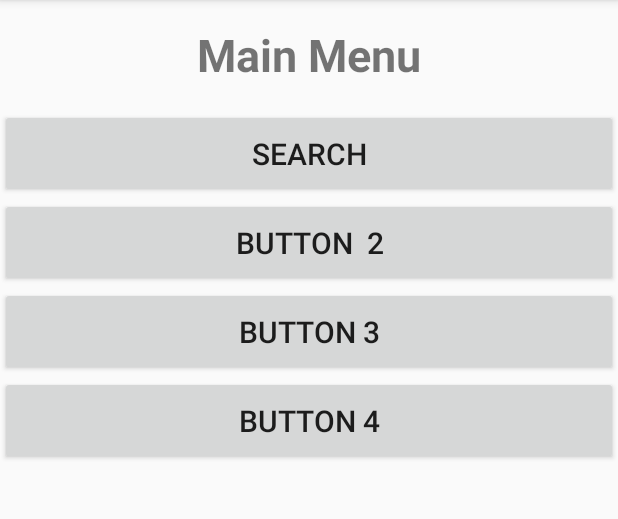
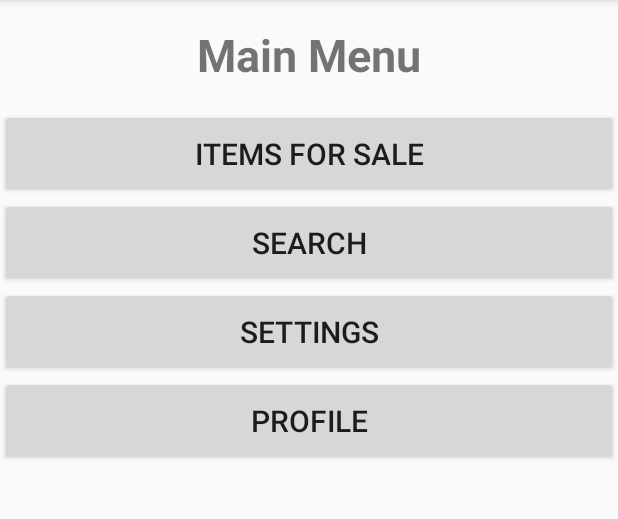
Before and after one commit to ZebGentry/FBLA-Mobile-Project, an Android app: the screen it shows after launch (MainActivity), on a phone screen of 412 x 824 dp, the part 84-603 px from its top. Run offline under Robolectric (Android 15) with nearby library versions, the phone set to English and light mode, and no system bars.

Commit message:
hey we finally got it working!!! :)

```diff
--- a/app/src/main/res/layout/activity_main.xml
+++ b/app/src/main/res/layout/activity_main.xml
@@ -25,20 +25,7 @@
         android:layout_width="match_parent"
         android:layout_height="wrap_content"
         android:layout_below="@id/textbox"
-        android:text="Search"
-        android:paddingBottom="16dp"
-        android:paddingTop="16dp"
-        android:paddingLeft="16dp"
-        android:paddingRight="16dp"
-        android:id="@+id/search_button"
-        android:textSize="20sp"
-        />
-
-    <Button
-        android:layout_width="match_parent"
-        android:layout_height="wrap_content"
-        android:layout_below="@id/search_button"
-        android:text="Button  2"
+        android:text="Items For Sale"
         android:id="@+id/button2"
         android:paddingLeft="16dp"
         android:paddingBottom="16dp"
@@ -51,7 +38,21 @@
         android:layout_width="match_parent"
         android:layout_height="wrap_content"
         android:layout_below="@id/button2"
-        android:text="Button 3"
+        android:text="Search"
+        android:paddingBottom="16dp"
+        android:paddingTop="16dp"
+        android:paddingLeft="16dp"
+        android:paddingRight="16dp"
+        android:id="@+id/search_button"
+        android:textSize="20sp"
+        />
+
+
+    <Button
+        android:layout_width="match_parent"
+        android:layout_height="wrap_content"
+        android:layout_below="@id/search_button"
+        android:text="Settings"
         android:id="@+id/button3"
         android:paddingLeft="16dp"
         android:paddingBottom="16dp"
@@ -64,7 +65,7 @@
         android:layout_width="match_parent"
         android:layout_height="wrap_content"
         android:layout_below="@id/button3"
-        android:text="Button 4"
+        android:text="Profile"
         android:id="@+id/button4"
         android:paddingLeft="16dp"
         android:paddingBottom="16dp"
```
